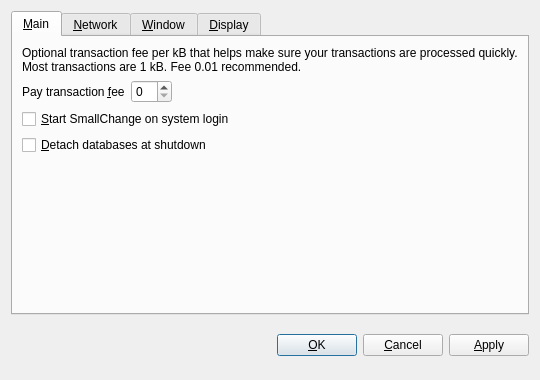
Above: src/qt/forms/optionsdialog.ui from cashcoin/foodstamps before the change. Below: the same form after it.
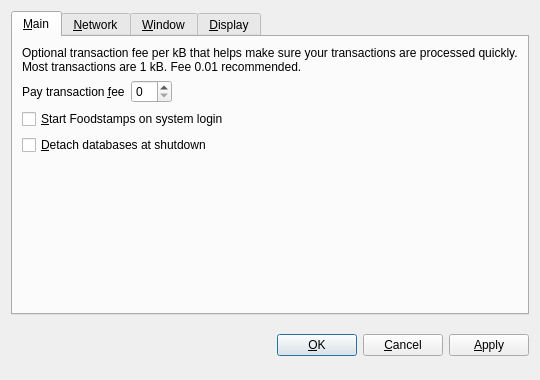
That is the form after the change. The open tabs and pages were chosen to show the change. Custom widgets are drawn as their Qt base class.

```diff
--- a/src/qt/forms/optionsdialog.ui
+++ b/src/qt/forms/optionsdialog.ui
@@ -82,7 +82,7 @@
           <string>Automatically start SmallChange after logging in to the system.</string>
          </property>
          <property name="text">
-          <string>&amp;Start SmallChange on system login</string>
+          <string>&amp;Start Foodstamps on system login</string>
          </property>
         </widget>
        </item>
```
Left out of the diff: 10 changed lines with no effect on the pictures.
